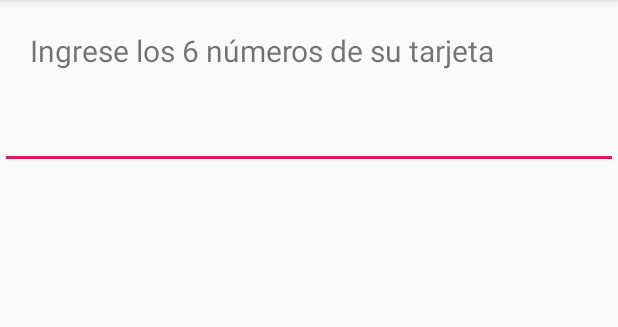
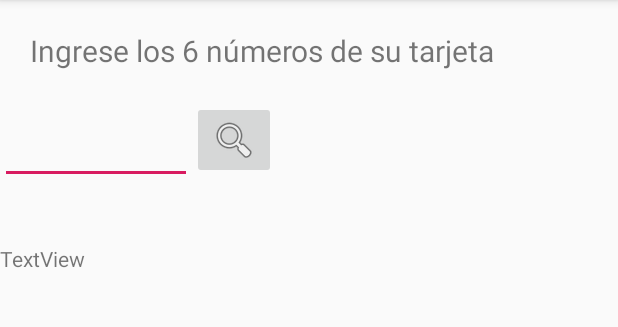
Before and after one commit to cristian16b/Bin-Card-Cheker, an Android app: the screen it shows after launch (MainActivity), on a phone screen of 412 x 824 dp, the part 84-411 px from its top. Run offline under Robolectric (Android 15) with nearby library versions, the phone set to English and light mode, and no system bars.

```diff
--- a/app/src/main/res/layout/activity_main.xml
+++ b/app/src/main/res/layout/activity_main.xml
@@ -27,26 +27,51 @@
                 app:layout_constraintRight_toRightOf="parent"
                 app:layout_constraintTop_toTopOf="parent" />
 
-            <EditText
-                android:id="@+id/nroTarjetaText"
+            <LinearLayout
+                android:id="@+id/linearLayoutBotones"
+                android:layout_below="@id/textoTitulo"
                 android:layout_width="match_parent"
-                android:layout_height="wrap_content"
-                android:layout_below="@id/textoTitulo"
-                android:paddingLeft="30dp"
-                android:maxLength="6"
-                android:inputType="numberDecimal" />
+                android:layout_height="match_parent"
+                android:orientation="horizontal">
 
+                <EditText
+                    android:id="@+id/nroTarjetaText"
+                    android:layout_width="wrap_content"
+                    android:layout_height="wrap_content"
+                    android:inputType="numberDecimal"
+                    android:maxLength="6"
+                    android:ems="6"
+                    android:padding="15dp" />
+
+                <ImageButton
+                    android:id="@+id/imageButton2"
+                    android:layout_width="wrap_content"
+                    android:layout_height="wrap_content"
+                    app:srcCompat="@android:drawable/ic_menu_search" />
+            </LinearLayout>
 
 
             <LinearLayout
-                android:layout_below="@id/nroTarjetaText"
+                android:layout_below="@id/linearLayoutBotones"
                 android:layout_width="match_parent"
                 android:layout_height="match_parent"
                 android:orientation="vertical">
 
 
+                <LinearLayout
+                    android:layout_width="match_parent"
+                    android:layout_height="match_parent"
+                    android:layout_marginTop="40dp"
+                    android:orientation="horizontal">
 
 
+                    <TextView
+                        android:id="@+id/textView"
+                        android:layout_width="wrap_content"
+                        android:layout_height="wrap_content"
+                        android:layout_weight="1"
+                        android:text="TextView" />
+                </LinearLayout>
             </LinearLayout>
         </RelativeLayout>
     </ScrollView>
--- a/app/src/main/res/values/strings.xml
+++ b/app/src/main/res/values/strings.xml
@@ -1,4 +1,8 @@
 <resources>
     <string name="app_name">BinCardChecker</string>
     <string name="texto_ingrese_nros">Ingrese los 6 números de su tarjeta</string>
+    <string name="texto_sistema_pago">Sistema de pago</string>
+    <string name="texto_tipo_tarjeta">Tipo de tarjeta</string>
+    <string name="texto_pais">País</string>
+    <string name="texto_nombre_monedad">Moneda</string>
 </resources>
```
